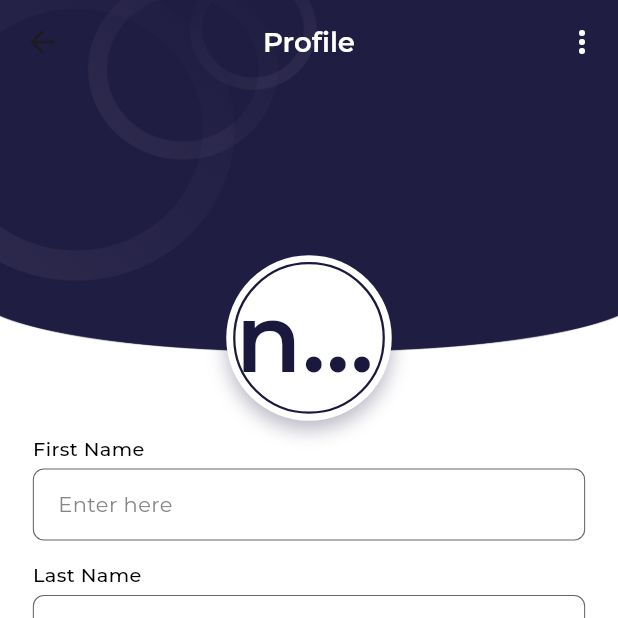
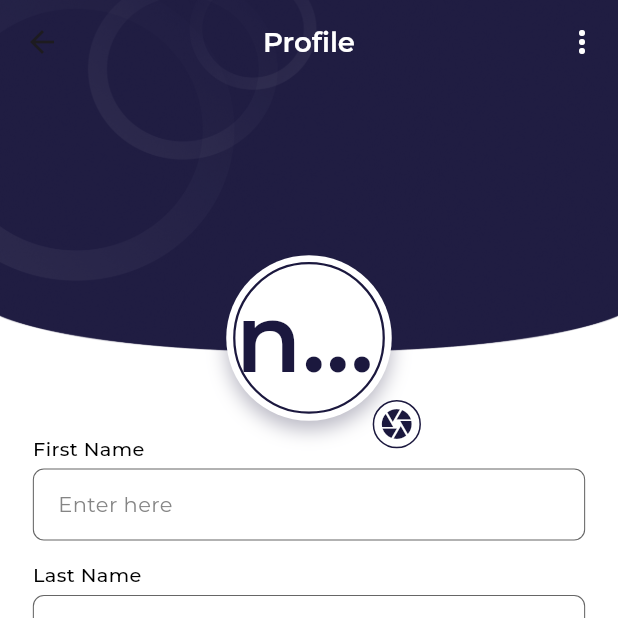
Before and after one commit to priyankpm/money_tracker, a Flutter app: the ProfileView screen opened by its route, on a phone screen of 412 x 824 dp, the top half of it. Run offline on Flutter 3.47's test engine with Material 3 defaults, Android fonts, the light colour scheme and no system bars; our stand-ins replace animated_custom_dropdown, cloud_firestore, firebase_auth, firebase_core, flutter_screenutil, flutter_spinkit and 5 more; missing offline and left inert: advanced_salomon_bottom_bar; accounts and stored records are empty.

Commit message:
letest code

```diff
--- a/lib/app/modules/profile/views/profile_view.dart
+++ b/lib/app/modules/profile/views/profile_view.dart
@@ -153,7 +153,10 @@ class ProfileView extends GetView<ProfileController> {
                           ],
                           shape: BoxShape.circle,
                         ),
-                        child: Center(
+                        child: Stack(
+                          clipBehavior: Clip.none,
+                          children: [
+                            Center(
                               child: Container(
                                 height: 110.h,
                                 width: 110.h,
@@ -174,6 +177,28 @@ class ProfileView extends GetView<ProfileController> {
                                           ),
                                 ),
                               ),
+                            ),
+
+                            Positioned(
+                              right: 0.w,
+                              bottom: -20.h,
+                              child: Container(
+                                height: 35.h,
+                                width: 35.h,
+                                decoration: BoxDecoration(
+                                  shape: BoxShape.circle,
+                                  border: Border.all(
+                                    color: AppColors.primaryColor,
+                                  ),
+                                  color: AppColors.whiteColor,
+                                ),
+                                child: Icon(
+                                  Icons.camera,
+                                  color: AppColors.primaryColor,
+                                ),
+                              ),
+                            ),
+                          ],
                         ),
                       ),
                     ),
@@ -221,7 +246,6 @@ class ProfileView extends GetView<ProfileController> {
                               controller.isLoading.value
                                   ? null
                                   : () async {
-
                                     await controller.updateProfile();
                                   },
                           child:
@@ -303,7 +327,9 @@ class ProfileView extends GetView<ProfileController> {
               style: ElevatedButton.styleFrom(
                 backgroundColor: Color(0xFF1B183E),
               ),
-              child: AppText.deleteAccount.styleMedium(color: AppColors.whiteColor),
+              child: AppText.deleteAccount.styleMedium(
+                color: AppColors.whiteColor,
+              ),
             ),
           ],
         );
--- a/pubspec.yaml
+++ b/pubspec.yaml
@@ -26,9 +26,13 @@ dependencies:
   intl: ^0.20.2
   shared_preferences: ^2.5.3
   google_sign_in: ^7.1.1
-#  sign_in_with_apple: ^7.0.1
   flutter_spinkit: ^5.2.2
   animated_custom_dropdown: ^3.1.1
+
+  mime: ^2.0.0
+  path: ^1.9.1
+  image_picker: ^1.2.0
+  http: ^1.5.0
 
 dev_dependencies:
   flutter_test:
```
Also changed, not shown: lib/app/modules/profile/controllers/profile_controller.dart (+48 -3 lines), pubspec.lock, 5 other files. Lines whose indentation alone changed are shown as unchanged.
